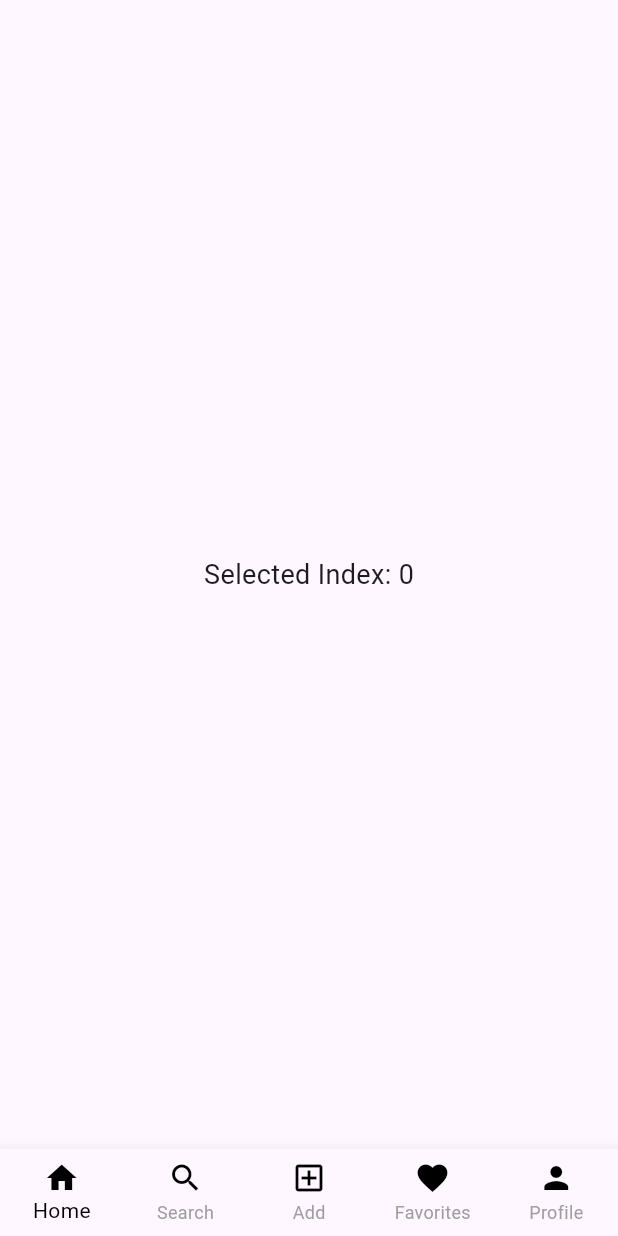
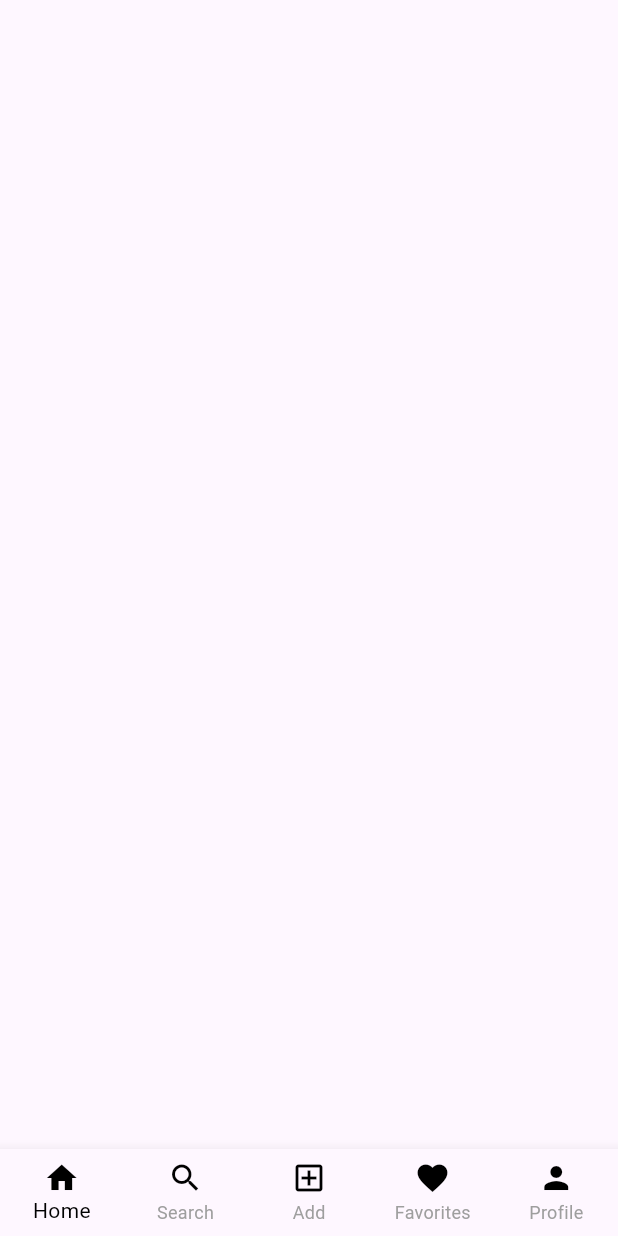
Before and after one commit to Pradeep1234566/Instagram_clone, a Flutter app: the screen it shows after launch, on a phone screen of 412 x 824 dp. Run offline on Flutter 3.47's test engine with Material 3 defaults, Android fonts, the phone set to English and light mode, and no system bars.

Commit message:
Bottom Navigation Bar

```diff
--- a/lib/pages/home_page.dart
+++ b/lib/pages/home_page.dart
@@ -19,12 +19,6 @@ class _MyHomePageState extends State<MyHomePage> {
   @override
   Widget build(BuildContext context) {
     return Scaffold(
-      body: Center(
-        child: Text(
-          'Selected Index: $_selectedIndex',
-          style: TextStyle(fontSize: 18),
-        ),
-      ),
       bottomNavigationBar: BottomNavigationBar(
         type: BottomNavigationBarType.fixed,
         currentIndex: _selectedIndex,
```
